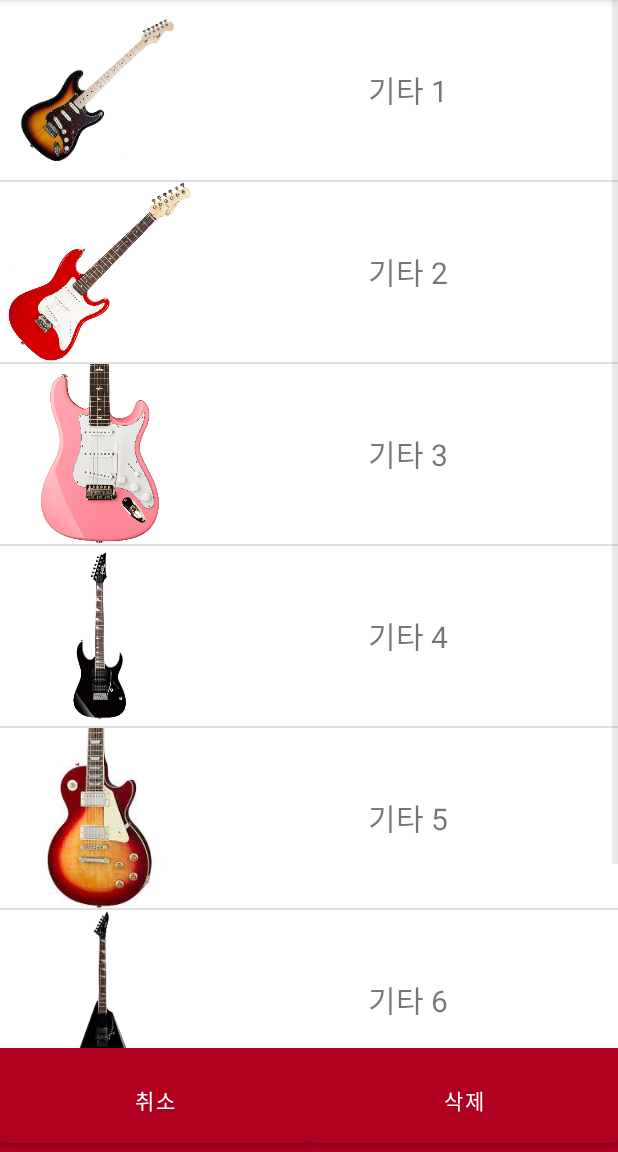
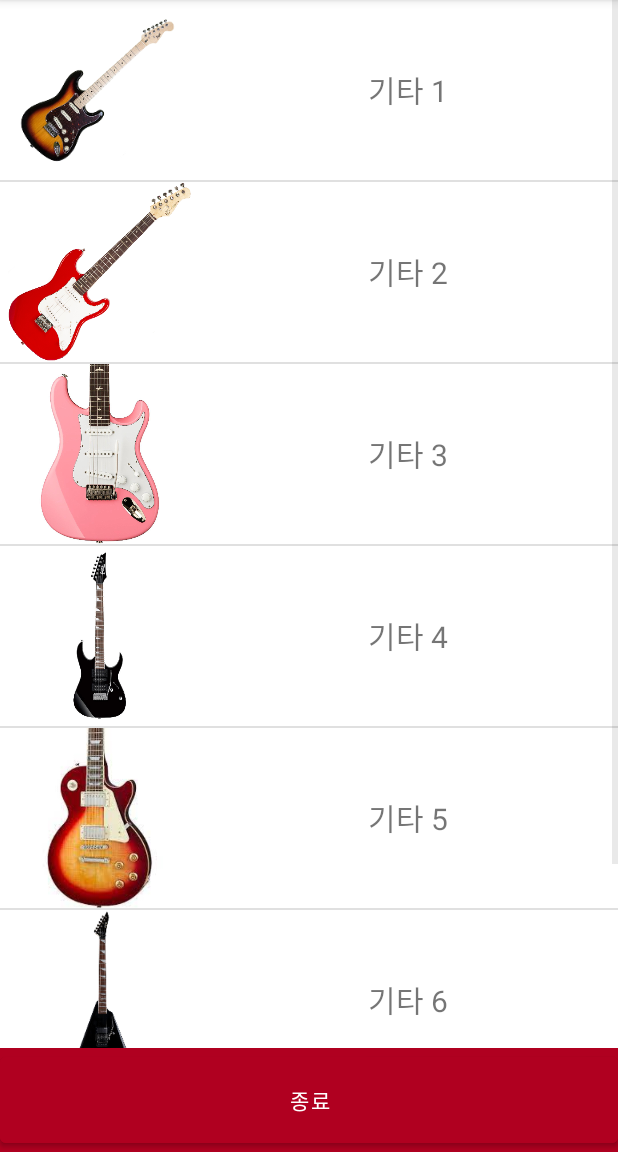
Before and after one commit to pcjs156/mobile_programming_assignment01, an Android app: the ProductManagementActivity screen opened directly, with no data from a screen before it, after a tap on "제품 삭제", on a phone screen of 412 x 824 dp, the part 84-1236 px from its top. Run offline under Robolectric (Android 15) with nearby library versions, the phone set to English and light mode, and no system bars.

Commit message:
feature: Implement product delete(without sync DB)

```diff
--- a/app/src/main/java/com/example/assignment01/ProductManagementActivity.java
+++ b/app/src/main/java/com/example/assignment01/ProductManagementActivity.java
@@ -8,12 +8,10 @@ import android.content.SharedPreferences;
 import android.os.Bundle;
 import android.util.Log;
 import android.view.View;
-import android.widget.ArrayAdapter;
 import android.widget.Button;
 import android.widget.FrameLayout;
 import android.widget.LinearLayout;
 import android.widget.ListView;
-import android.widget.TextView;
 import android.widget.Toast;
 
 import com.example.assignment01.adapter.ProductAdapter;
@@ -36,16 +34,18 @@ public class ProductManagementActivity extends ActivityWithDB {
 
     LinearLayout deleteModeBottomBtnContainer;
     Button deleteCancelBtn;
-    Button deleteCommitBtn;
 
     User loggedUser = null;
     boolean isGuest = false;
 
-    ProductManagementActivity productManagementActivity = this;
+    ProductManagementActivity self = this;
+
+    public static boolean deleteMode = false;
 
     @Override
     protected void onCreate(Bundle savedInstanceState) {
         super.onCreate(savedInstanceState);
+
         setContentView(R.layout.activity_product_management);
         initializeComponents();
         setOnClickListener();
@@ -67,7 +67,6 @@ public class ProductManagementActivity extends ActivityWithDB {
 
         deleteModeBottomBtnContainer = (LinearLayout) findViewById(R.id.deleteModeBottomBtnContainer);
         deleteCancelBtn = (Button) findViewById(R.id.deleteCancelBtn);
-        deleteCommitBtn = (Button) findViewById(R.id.deleteCommitBtn);
 
         initializeProductContainer();
     }
@@ -77,6 +76,10 @@ public class ProductManagementActivity extends ActivityWithDB {
         deleteProductBtn.setOnClickListener(new View.OnClickListener() {
             @Override
             public void onClick(View view) {
+                deleteMode = true;
+
+                Log.d("HELLO", "CHECKED: " + productContainer.getCheckedItemCount());
+
                 normalModeBottomBtnContainer.setVisibility(View.INVISIBLE);
                 deleteModeBottomBtnContainer.setVisibility(View.VISIBLE);
             }
@@ -85,6 +88,8 @@ public class ProductManagementActivity extends ActivityWithDB {
         deleteCancelBtn.setOnClickListener(new View.OnClickListener() {
             @Override
             public void onClick(View view) {
+                deleteMode = false;
+
                 normalModeBottomBtnContainer.setVisibility(View.VISIBLE);
                 deleteModeBottomBtnContainer.setVisibility(View.INVISIBLE);
             }
@@ -93,7 +98,7 @@ public class ProductManagementActivity extends ActivityWithDB {
         userInfoBtn.setOnClickListener(new View.OnClickListener() {
             @Override
             public void onClick(View view) {
-                AlertDialog.Builder dialog = new AlertDialog.Builder(productManagementActivity);
+                AlertDialog.Builder dialog = new AlertDialog.Builder(self);
 
                 if (isGuest) {
                     dialog.setTitle("게스트 사용자");
--- a/app/src/main/java/com/example/assignment01/adapter/ProductAdapter.java
+++ b/app/src/main/java/com/example/assignment01/adapter/ProductAdapter.java
@@ -3,14 +3,19 @@ package com.example.assignment01.adapter;
 import android.graphics.Bitmap;
 import android.graphics.BitmapFactory;
 import android.os.Bundle;
+import android.util.Log;
 import android.view.LayoutInflater;
 import android.view.View;
 import android.view.ViewGroup;
 import android.widget.BaseAdapter;
+import android.widget.CheckBox;
 import android.widget.ImageView;
 import android.widget.TextView;
 
+import androidx.appcompat.app.AlertDialog;
+
 import com.example.assignment01.ProductDBManager;
+import com.example.assignment01.ProductManagementActivity;
 import com.example.assignment01.R;
 import com.example.assignment01.util.ImageUtil;
 
@@ -24,7 +29,9 @@ import java.util.ArrayList;
 import java.util.List;
 
 public class ProductAdapter extends BaseAdapter {
-    private List<Bundle> products = new ArrayList<>();
+    public List<Bundle> products = new ArrayList<>();
+
+    public ProductAdapter self = this;
 
     public ProductAdapter(ArrayList<Bundle> products) {
         for (Bundle product : products) {
@@ -60,6 +67,30 @@ public class ProductAdapter extends BaseAdapter {
         Bitmap imageBitmap = ImageUtil.compressBitmap(image);
         imageView.setImageBitmap(imageBitmap);
 
+        itemView.setOnClickListener(new View.OnClickListener() {
+            @Override
+            public void onClick(View v) {
+                if (ProductManagementActivity.deleteMode) {
+                    TextView nameView = (TextView) v.findViewById(R.id.productName);
+                    String productName = nameView.getText().toString();
+
+                    ArrayList<Bundle> newProducts = new ArrayList<>();
+                    for (Bundle item : products) {
+                        if (!item.getString("name").equals(productName))
+                            newProducts.add(item);
+                    }
+                    self.products = newProducts;
+                    self.notifyDataSetChanged();
+                }
+            }
+        });
+
+        return itemView;
+    }
+
+    public View getView(int i, View view, ViewGroup viewGroup, ArrayList<Bundle> newProducts) {
+        View itemView = this.getView(i, view, viewGroup);
+
         return itemView;
     }
 }
--- a/app/src/main/res/layout/activity_product_management.xml
+++ b/app/src/main/res/layout/activity_product_management.xml
@@ -12,7 +12,8 @@
         android:id="@+id/productContainer"
         android:layout_width="match_parent"
         android:layout_height="match_parent"
-        android:layout_weight="1">
+        android:layout_weight="1"
+        android:choiceMode="multipleChoice">
 
     </ListView>
 
@@ -35,15 +36,7 @@
                 android:layout_height="match_parent"
                 android:layout_weight="1"
                 android:backgroundTint="@color/design_default_color_error"
-                android:text="취소" />
-
-            <Button
-                android:id="@+id/deleteCommitBtn"
-                android:layout_width="match_parent"
-                android:layout_height="match_parent"
-                android:layout_weight="1"
-                android:backgroundTint="@color/design_default_color_error"
-                android:text="삭제" />
+                android:text="종료" />
         </LinearLayout>
 
         <LinearLayout
```
